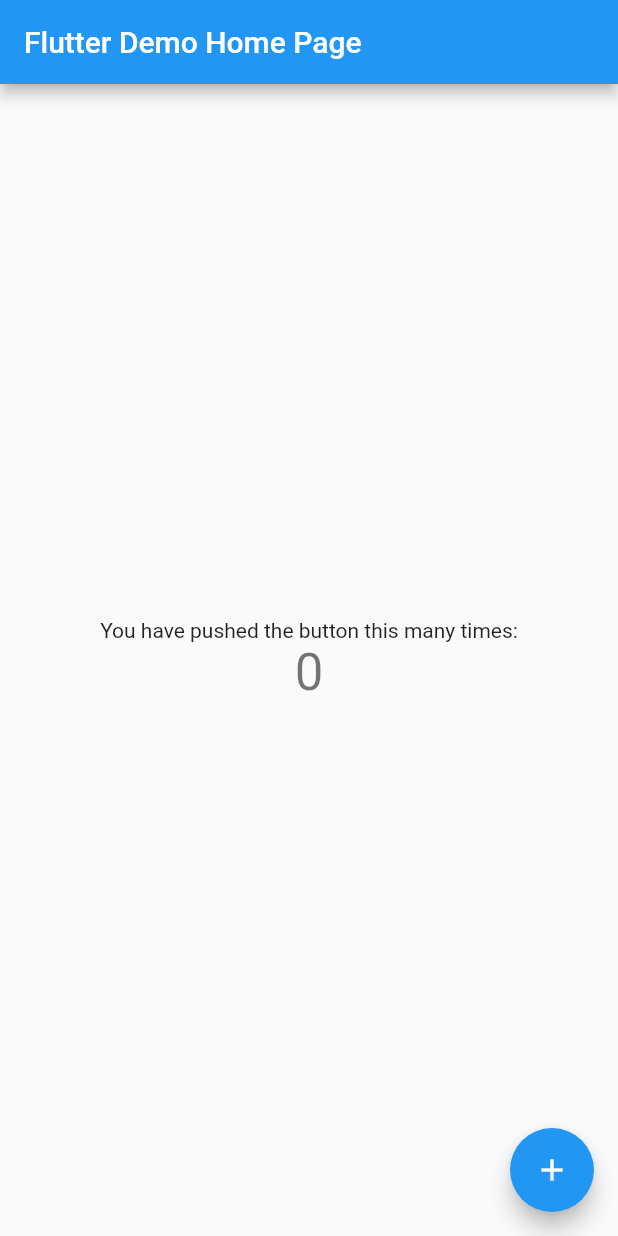
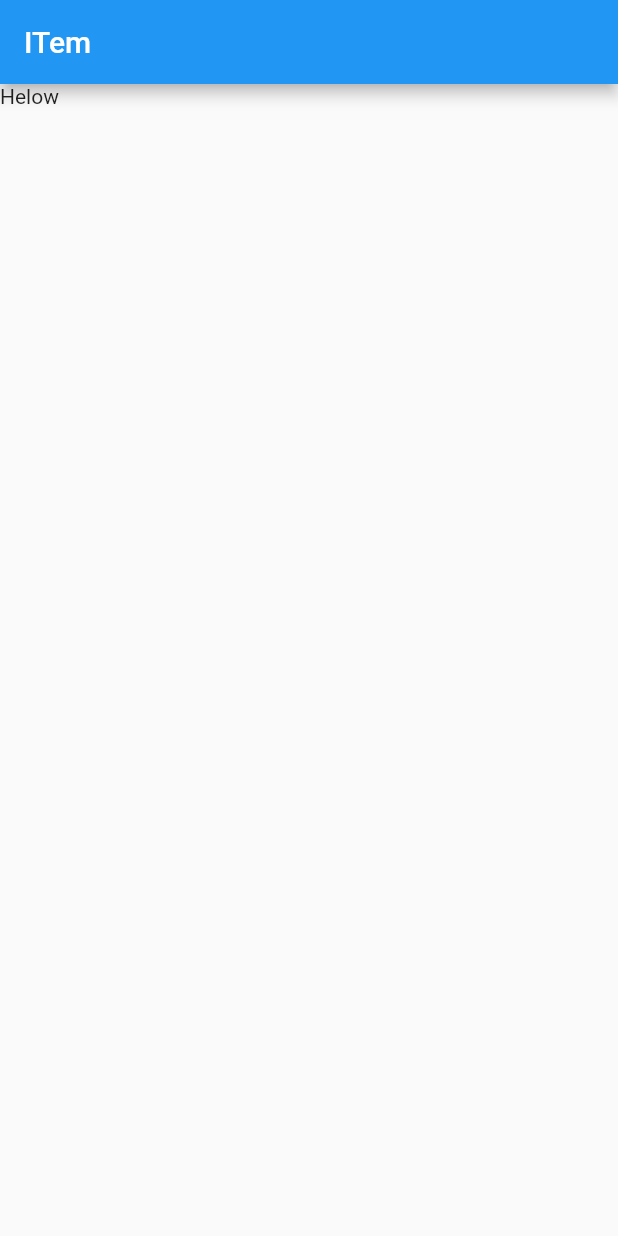
Before and after one commit to phaiotkanthawichit/myform, a Flutter app: the screen it shows after launch, on a phone screen of 412 x 824 dp. Run offline on Flutter 3.47's test engine with Material 2 defaults, Android fonts, the light colour scheme and no system bars; missing offline and left inert: dart:html.

Commit message:
2022-07-21

```diff
--- a/lib/main.dart
+++ b/lib/main.dart
@@ -1,115 +1,40 @@
+import 'dart:html';
+
 import 'package:flutter/material.dart';
 
-void main() {
-  runApp(const MyApp());
+class MainPage extends StatefulWidget {
+  @override
+  State<MainPage> createState() {
+    return MainPageState();
+  }
 }
 
-class MyApp extends StatelessWidget {
-  const MyApp({Key? key}) : super(key: key);
-
-  // This widget is the root of your application.
+class MainPageState extends State<MainPage> {
   @override
   Widget build(BuildContext context) {
-    return MaterialApp(
-      title: 'Flutter Demo',
-      theme: ThemeData(
-        // This is the theme of your application.
-        //
-        // Try running your application with "flutter run". You'll see the
-        // application has a blue toolbar. Then, without quitting the app, try
-        // changing the primarySwatch below to Colors.green and then invoke
-        // "hot reload" (press "r" in the console where you ran "flutter run",
-        // or simply save your changes to "hot reload" in a Flutter IDE).
-        // Notice that the counter didn't reset back to zero; the application
-        // is not restarted.
-        primarySwatch: Colors.blue,
+    return Scaffold(
+      appBar: AppBar(
+        title: Text('ITem'),
       ),
-      home: const MyHomePage(title: 'Flutter Demo Home Page'),
+      body: Column(
+        children: <Widget>[
+          Text('Helow'),
+        ],
+      ),
     );
   }
 }
 
-class MyHomePage extends StatefulWidget {
-  const MyHomePage({Key? key, required this.title}) : super(key: key);
-
-  // This widget is the home page of your application. It is stateful, meaning
-  // that it has a State object (defined below) that contains fields that affect
-  // how it looks.
-
-  // This class is the configuration for the state. It holds the values (in this
-  // case the title) provided by the parent (in this case the App widget) and
-  // used by the build method of the State. Fields in a Widget subclass are
-  // always marked "final".
-
-  final String title;
-
-  @override
-  State<MyHomePage> createState() => _MyHomePageState();
-}
-
-class _MyHomePageState extends State<MyHomePage> {
-  int _counter = 0;
-
-  void _incrementCounter() {
-    setState(() {
-      // This call to setState tells the Flutter framework that something has
-      // changed in this State, which causes it to rerun the build method below
-      // so that the display can reflect the updated values. If we changed
-      // _counter without calling setState(), then the build method would not be
-      // called again, and so nothing would appear to happen.
-      _counter++;
-    });
-  }
-
+class App extends StatelessWidget {
   @override
   Widget build(BuildContext context) {
-    // This method is rerun every time setState is called, for instance as done
-    // by the _incrementCounter method above.
-    //
-    // The Flutter framework has been optimized to make rerunning build methods
-    // fast, so that you can just rebuild anything that needs updating rather
-    // than having to individually change instances of widgets.
-    return Scaffold(
-      appBar: AppBar(
-        // Here we take the value from the MyHomePage object that was created by
-        // the App.build method, and use it to set our appbar title.
-        title: Text(widget.title),
-      ),
-      body: Center(
-        // Center is a layout widget. It takes a single child and positions it
-        // in the middle of the parent.
-        child: Column(
-          // Column is also a layout widget. It takes a list of children and
-          // arranges them vertically. By default, it sizes itself to fit its
-          // children horizontally, and tries to be as tall as its parent.
-          //
-          // Invoke "debug painting" (press "p" in the console, choose the
-          // "Toggle Debug Paint" action from the Flutter Inspector in Android
-          // Studio, or the "Toggle Debug Paint" command in Visual Studio Code)
-          // to see the wireframe for each widget.
-          //
-          // Column has various properties to control how it sizes itself and
-          // how it positions its children. Here we use mainAxisAlignment to
-          // center the children vertically; the main axis here is the vertical
-          // axis because Columns are vertical (the cross axis would be
-          // horizontal).
-          mainAxisAlignment: MainAxisAlignment.center,
-          children: <Widget>[
-            const Text(
-              'You have pushed the button this many times:',
-            ),
-            Text(
-              '$_counter',
-              style: Theme.of(context).textTheme.headline4,
-            ),
-          ],
-        ),
-      ),
-      floatingActionButton: FloatingActionButton(
-        onPressed: _incrementCounter,
-        tooltip: 'Increment',
-        child: const Icon(Icons.add),
-      ), // This trailing comma makes auto-formatting nicer for build methods.
+    return MaterialApp(
+      title: 'Flutter PHP',
+      home: MainPage(),
     );
   }
 }
+
+void main() {
+  runApp(App());
+}
```
